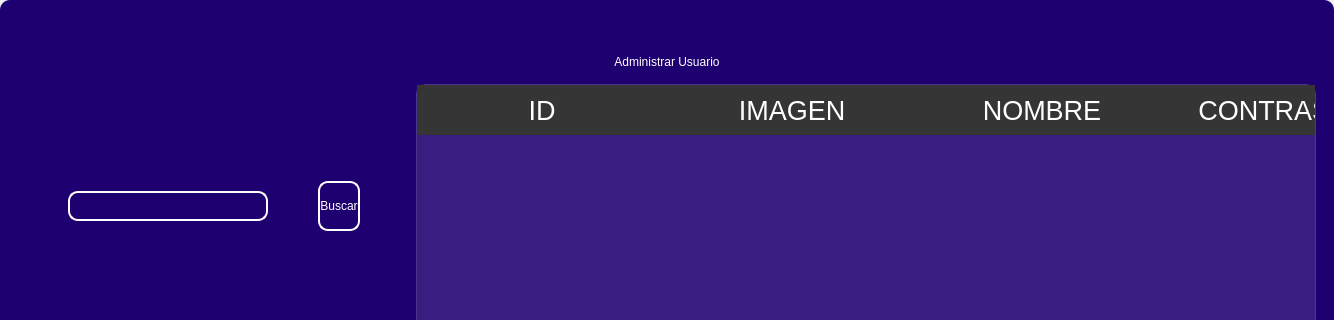
codemiguel-dev/ERP-EmprendeSoft-Desktop, file design/standar/mainuser0.ui: the form before one commit; both pictures show x 0 to 1334 and y 0 to 320 of the 1334 by 642 pixel window.
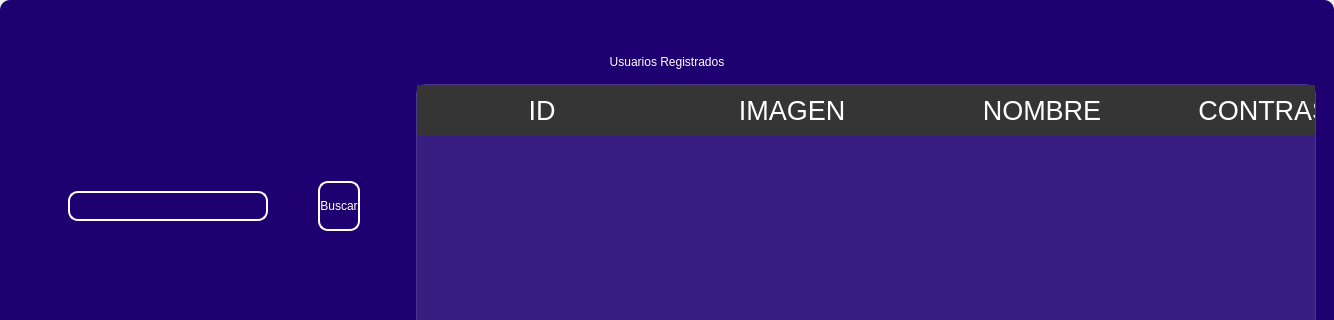
The form after the commit. Icons and pictures are not drawn.

Diff of the .ui file:
```diff
--- a/design/standar/mainuser0.ui
+++ b/design/standar/mainuser0.ui
@@ -294,7 +294,7 @@
 color: rgb(255, 255, 255);</string>
          </property>
          <property name="text">
-          <string>Administrar Usuario</string>
+          <string>Usuarios Registrados</string>
          </property>
          <property name="alignment">
           <set>Qt::AlignCenter</set>
```
